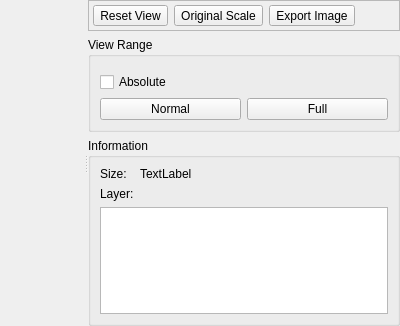
First picture: the form in src/diagnostic/ui/EXRWindow.ui, repository PearCoding/PearRay, before the edit.
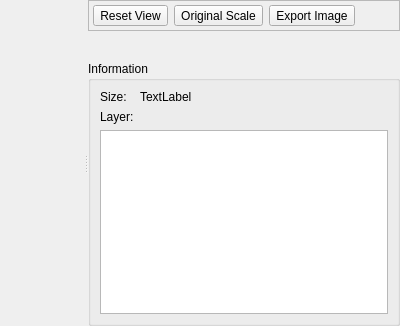
Second picture: the form after the edit. Icons and pictures are not drawn. Custom widgets are drawn as their Qt base class.

```diff
--- a/src/diagnostic/ui/EXRWindow.ui
+++ b/src/diagnostic/ui/EXRWindow.ui
@@ -139,60 +139,14 @@
         </widget>
        </item>
        <item>
-        <widget class="QGroupBox" name="groupBox_2">
+        <widget class="ToneMapperEditor" name="toneMapperEditor" native="true">
          <property name="sizePolicy">
           <sizepolicy hsizetype="Minimum" vsizetype="Preferred">
            <horstretch>0</horstretch>
            <verstretch>0</verstretch>
           </sizepolicy>
          </property>
-         <property name="title">
-          <string>View Range</string>
-         </property>
-         <layout class="QVBoxLayout" name="verticalLayout_2">
-          <item>
-           <widget class="RangeSlider" name="widget_2" native="true"/>
-          </item>
-          <item>
-           <widget class="QCheckBox" name="checkBox">
-            <property name="text">
-             <string>Absolute</string>
-            </property>
-           </widget>
-          </item>
-          <item>
-           <widget class="QWidget" name="widget_3" native="true">
-            <layout class="QHBoxLayout" name="horizontalLayout_3">
-             <property name="leftMargin">
-              <number>0</number>
-             </property>
-             <property name="topMargin">
-              <number>0</number>
-             </property>
-             <property name="rightMargin">
-              <number>0</number>
-             </property>
-             <property name="bottomMargin">
-              <number>0</number>
-             </property>
-             <item>
-              <widget class="QPushButton" name="pushButton">
-               <property name="text">
-                <string>Normal</string>
-               </property>
-              </widget>
-             </item>
-             <item>
-              <widget class="QPushButton" name="pushButton_2">
-               <property name="text">
-                <string>Full</string>
-               </property>
-              </widget>
-             </item>
-            </layout>
-           </widget>
-          </item>
-         </layout>
+         <layout class="QVBoxLayout" name="verticalLayout_2"/>
         </widget>
        </item>
        <item>
@@ -258,9 +212,9 @@
    <container>1</container>
   </customwidget>
   <customwidget>
-   <class>RangeSlider</class>
+   <class>ToneMapperEditor</class>
    <extends>QWidget</extends>
-   <header>widgets/RangeSlider.h</header>
+   <header>widgets/ToneMapperEditor.h</header>
    <container>1</container>
   </customwidget>
  </customwidgets>
```
